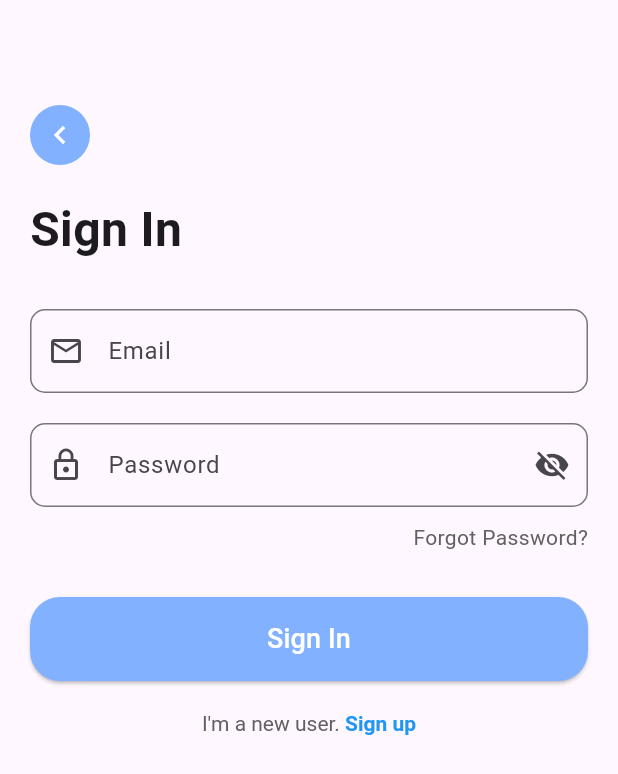
After one commit to lemo-app/lemo-mobile-frontend, a Flutter app: the LoginScreen screen opened directly, on a phone screen of 412 x 824 dp. The commit adds this screen. Shown: the top 774 px of the screen. Run offline on Flutter 3.47's test engine with Material 3 defaults, Android fonts, the phone set to English and light mode, and no system bars; our stand-ins replace smooth_page_indicator.

Commit message:
ADD: login screen and add navigations methode to intro slider screen

```diff
--- /dev/null
+++ b/lemo_vpn/lib/authentication/LoginScreen.dart
@@ -0,0 +1,218 @@
+import 'package:flutter/gestures.dart';
+import 'package:flutter/material.dart';
+
+class LoginScreen extends StatefulWidget {
+  const LoginScreen({super.key});
+
+  @override
+  State<LoginScreen> createState() => _LoginScreenState();
+}
+
+class _LoginScreenState extends State<LoginScreen> {
+
+  final _formKey = GlobalKey<FormState>();
+  String _email = '';
+  String _password = '';
+  bool _isPasswordVisible = false;
+
+  @override
+  Widget build(BuildContext context) {
+    bool isDarkMode = Theme.of(context).brightness == Brightness.dark;
+    return Scaffold(
+      body: SafeArea(
+        child: Padding(
+          padding: const EdgeInsets.all(20.0),
+          child: Form(
+            key: _formKey,
+            child: Column(
+              crossAxisAlignment: CrossAxisAlignment.start,
+              children: [
+                // Back Button
+                SizedBox(height: 50,),
+                GestureDetector(
+                  onTap: () {
+                    Navigator.pop(context); // Go back to previous screen
+                  },
+                  child: Container(
+                    width: 40,
+                    height: 40,
+                    decoration: BoxDecoration(
+                      shape: BoxShape.circle,
+                      color: isDarkMode ? Colors.grey[800] : Colors.blueAccent.shade100,
+                    ),
+                    child: const Icon(
+                      Icons.chevron_left,
+                      size: 24,
+                      color: Colors.white,
+                    ),
+                  ),
+                ),
+                const SizedBox(height: 20),
+                // Sign In Text
+                const Text(
+                  'Sign In',
+                  style: TextStyle(
+                    fontSize: 32,
+                    fontWeight: FontWeight.bold,
+                  ),
+                ),
+                const SizedBox(height: 30),
+                // Email Field
+                TextFormField(
+                  decoration: InputDecoration(
+                    prefixIcon: Icon(Icons.email_outlined),
+                    labelText: 'Email',
+                    border: OutlineInputBorder(
+                      borderRadius: BorderRadius.circular(10),
+                    ),
+                  ),
+                  keyboardType: TextInputType.emailAddress,
+                  validator: (value) {
+                    if (value == null || value.isEmpty) {
+                      return 'Please enter your email';
+                    }
+                    if (!RegExp(r'^[\w-\.]+@([\w-]+\.)+[\w-]{2,4}$').hasMatch(value)) {
+                      return 'Please enter a valid email';
+                    }
+                    return null;
+                  },
+                  onChanged: (value) {
+                    setState(() {
+                      _email = value;
+                    });
+                  },
+                ),
+                const SizedBox(height: 20),
+                // Password Field
+                TextFormField(
+                  decoration: InputDecoration(
+                    prefixIcon: Icon(Icons.lock_outline),
+                    labelText: 'Password',
+                    border: OutlineInputBorder(
+                      borderRadius: BorderRadius.circular(10),
+                    ),
+                    suffixIcon: IconButton(
+                      icon: Icon(
+                        _isPasswordVisible ? Icons.visibility : Icons.visibility_off,
+                      ),
+                      onPressed: () {
+                        setState(() {
+                          _isPasswordVisible = !_isPasswordVisible;
+                        });
+                      },
+                    ),
+                  ),
+                  obscureText: !_isPasswordVisible,
+                  validator: (value) {
+                    if (value == null || value.isEmpty) {
+                      return 'Please enter your password';
+                    }
+                    if (value.length < 6) {
+                      return 'Password must be at least 6 characters';
+                    }
+                    return null;
+                  },
+                  onChanged: (value) {
+                    setState(() {
+                      _password = value;
+                    });
+                  },
+                ),
+                const SizedBox(height: 10),
+                // Forgot Password
+                Align(
+                  alignment: Alignment.centerRight,
+                  child: GestureDetector(
+                    onTap: () {
+                      print('Forgot Password tapped!');
+                      // Add navigation to reset password screen here
+                      // Navigator.pushReplacement(
+                      //   context,
+                      //   MaterialPageRoute(builder: (context) => const ForgotPasswordScreen()),
+                      // );
+                    },
+                    child: Text(
+                      'Forgot Password?',
+                      style: TextStyle(
+                        color: isDarkMode ? Colors.grey[400] : Colors.grey[700],
+                        fontSize: 14,
+                      ),
+                    ),
+                  ),
+                ),
+                const SizedBox(height: 30),
+                // Sign In Button
+                SizedBox(
+                  width: double.infinity,
+                  child: ElevatedButton(
+                    onPressed: () {
+                      if (_formKey.currentState!.validate()) {
+                        print('Email: $_email, Password: $_password');
+
+                      }
+                    },
+                    style: ElevatedButton.styleFrom(
+                      backgroundColor: isDarkMode ? Colors.white : Colors.blueAccent.shade100,
+                      foregroundColor: isDarkMode ? Colors.black : Colors.white,
+                      padding: const EdgeInsets.symmetric(vertical: 15),
+                      shape: RoundedRectangleBorder(
+                        borderRadius: BorderRadius.circular(20), // Circular corners
+                      ),
+                    ),
+                    child: const Text(
+                      'Sign In',
+                      style: TextStyle(fontSize: 18),
+                    ),
+                  ),
+                ),
+                const SizedBox(height: 20),
+                // Sign Up Text
+                Center(
+                  child: RichText(
+                    text: TextSpan(
+                      style: TextStyle(
+                        color: isDarkMode ? Colors.grey[400] : Colors.grey[700],
+                        fontSize: 14,
+                      ),
+                      children: [
+                        const TextSpan(text: "I'm a new user. "),
+                        TextSpan(
+                          text: 'Sign up',
+                          style: const TextStyle(
+                            color: Colors.blue,
+                            fontWeight: FontWeight.bold,
+                          ),
+                          recognizer: TapGestureRecognizer()
+                            ..onTap = () {
+                              print('Sign up tapped!');
+                              // Add navigation to sign-up screen here
+                              // Navigator.pushReplacement(
+                              //   context,
+                              //   MaterialPageRoute(builder: (context) => const SignUp()),
+                              // );
+                            },
+                        ),
+                      ],
+                    ),
+                  ),
+                ),
+              ],
+            ),
+          ),
+        ),
+      ),
+    );
+  }
+}
+
+class HomeScreen extends StatelessWidget {
+  const HomeScreen({super.key});
+
+  @override
+  Widget build(BuildContext context) {
+    return Scaffold(
+      appBar: AppBar(title: const Text('Home')),
+      body: const Center(child: Text('Welcome Back!')),
+    );
+  }
+}
--- a/lemo_vpn/lib/introslider/IntroSlider.dart
+++ b/lemo_vpn/lib/introslider/IntroSlider.dart
@@ -1,5 +1,7 @@
 import 'package:flutter/material.dart';
 import 'package:smooth_page_indicator/smooth_page_indicator.dart';
+
+import '../authentication/LoginScreen.dart';
 
 class IntroSliderScreen extends StatefulWidget {
   const IntroSliderScreen({super.key});
@@ -28,10 +30,10 @@ class _IntroSliderScreenState extends State<IntroSliderScreen> {
       );
     }else{
       // Navigate to NextScreen when last image is reached
-      // Navigator.push(
-      //   context,
-      //   MaterialPageRoute(builder: (context) => Loginpage()),
-      // );
+      Navigator.push(
+        context,
+        MaterialPageRoute(builder: (context) => LoginScreen()),
+      );
     }
   }
 
```
